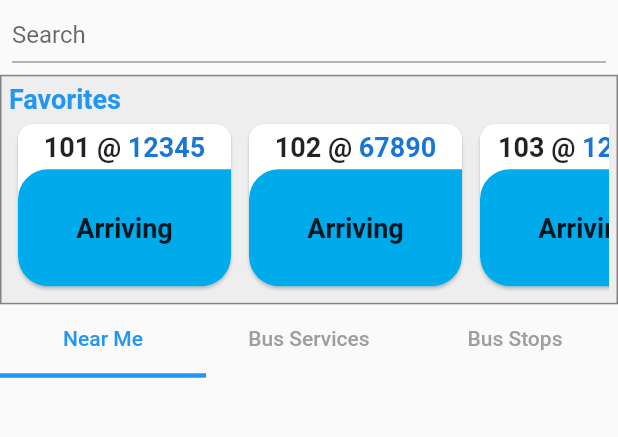
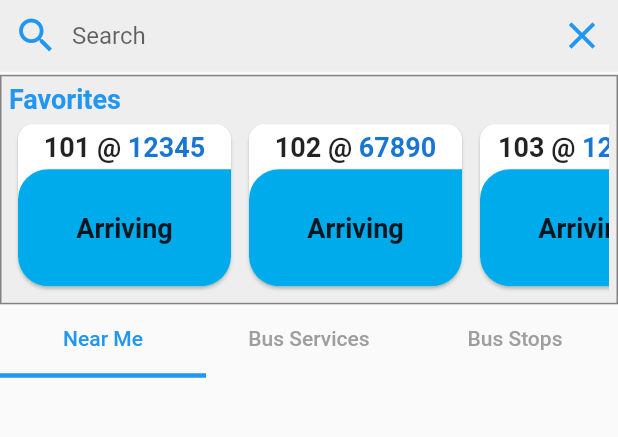
Before and after one commit to leobellejoseph/BusTrakker, a Flutter app: the screen it shows after launch, on a phone screen of 412 x 824 dp, the part 371-808 px from its top. Run offline on Flutter 3.47's test engine with Material 2 defaults, Android fonts, the light colour scheme and no system bars; drawn by our look-alikes of flip_card; our stand-ins replace bloc, equatable, flutter_bloc, font_awesome_flutter, geolocator; network calls fail.

Commit message:
Flip Card Favorites

```diff
--- a/lib/blocs/bus_data/bus_data_bloc.dart
+++ b/lib/blocs/bus_data/bus_data_bloc.dart
@@ -42,7 +42,6 @@ class BusDataBloc extends Bloc<BusDataEvent, BusDataState> {
       final List<BusStop> data = [];
       if (_stops.isNotEmpty) {
         Position _position = await LocationRequest.getLocationPosition();
-        _stops.map((e) => e.setDistance(_position));
         final newData = _stops.where((data) {
           data.setDistance(_position);
           final _query = event.query.toLowerCase();
--- a/lib/screens/home/home_screen.dart
+++ b/lib/screens/home/home_screen.dart
@@ -37,10 +37,12 @@ class _HomeScreenState extends State<HomeScreen>
 
   void _onFilterData() {
     final query = _textEditingController.text;
+    if (query.isNotEmpty) {
       context.read<BusDataBloc>()
         ..add(BusStopFetch(query))
         ..add(BusServiceFetch(query))
         ..add(NearBusStopsFetch(query));
+    }
   }
 
   Future<void> _onRefreshData() async {
@@ -52,17 +54,23 @@ class _HomeScreenState extends State<HomeScreen>
     FocusScope.of(context).unfocus();
   }
 
+  void _requestFocus() {
+    _focusNode.requestFocus();
+    _scrollController.jumpTo(0);
+  }
+
   @override
   Widget build(BuildContext context) {
     return WillPopScope(
       onWillPop: () async => false,
       child: GestureDetector(
-        onLongPress: () {
-          _focusNode.requestFocus();
-          _scrollController.jumpTo(0);
-        },
+        onLongPress: _requestFocus,
         onTap: () => FocusScope.of(context).unfocus(),
         child: Scaffold(
+          // floatingActionButton: FloatingActionButton(
+          //   onPressed: _requestFocus,
+          //   child: Icon(Icons.search),
+          // ),
           // appBar: AppBar(
           //   leading: IconButton(
           //     onPressed: _onFilterData,
@@ -89,24 +97,41 @@ class _HomeScreenState extends State<HomeScreen>
               controller: _scrollController,
               slivers: [
                 SliverAppBar(
+                  backgroundColor: Colors.transparent,
                   expandedHeight: MediaQuery.of(context).size.height * 0.3,
                   flexibleSpace: FlexibleSpaceBar(
-                    background:
-                        Image.asset('images/MyBusLogo.jpg', fit: BoxFit.cover),
+                    background: ClipRRect(
+                      borderRadius: BorderRadius.circular(20),
+                      child: Image.asset('images/MyBusLogo.jpg',
+                          fit: BoxFit.cover),
+                    ),
                   ),
                 ),
                 SliverToBoxAdapter(
-                  child: SizedBox(
+                  child: Container(
                     width: double.infinity,
                     height: 50,
-                    child: Padding(
-                      padding: const EdgeInsets.all(8.0),
                     child: TextField(
+                      textInputAction: TextInputAction.search,
+                      textAlignVertical: TextAlignVertical.center,
                       onSubmitted: (data) => _onFilterData(),
                       focusNode: _focusNode,
                       controller: _textEditingController,
-                        decoration: InputDecoration(hintText: 'Search'),
+                      decoration: InputDecoration(
+                          fillColor: Colors.grey[200],
+                          filled: true,
+                          border: InputBorder.none,
+                          prefixIcon: IconButton(
+                            onPressed: _onFilterData,
+                            icon: Icon(Icons.search,
+                                color: Colors.blue, size: 30),
                           ),
+                          suffixIcon: IconButton(
+                            onPressed: () => _onRefreshData(),
+                            icon:
+                                Icon(Icons.close, color: Colors.blue, size: 30),
+                          ),
+                          hintText: 'Search'),
                     ),
                   ),
                 ),
--- /dev/null
+++ b/lib/screens/home/widgets/favorite_front.dart
@@ -0,0 +1,73 @@
+import 'package:flutter/material.dart';
+import 'package:my_bus/models/models.dart';
+
+class FavoriteFront extends StatelessWidget {
+  final Favorite favorite;
+  FavoriteFront({required this.favorite});
+
+  @override
+  Widget build(BuildContext context) {
+    return Card(
+      shape: RoundedRectangleBorder(
+        borderRadius: BorderRadius.only(
+          topLeft: Radius.circular(10),
+          topRight: Radius.circular(10),
+          bottomLeft: Radius.circular(20),
+          bottomRight: Radius.circular(20),
+        ),
+      ),
+      child: Column(
+        mainAxisAlignment: MainAxisAlignment.start,
+        mainAxisSize: MainAxisSize.max,
+        crossAxisAlignment: CrossAxisAlignment.stretch,
+        children: [
+          Container(
+            padding: const EdgeInsets.all(3),
+            height: 30,
+            child: Center(
+              child: Text.rich(
+                TextSpan(children: [
+                  TextSpan(
+                    text: favorite.serviceNo,
+                    style: TextStyle(fontWeight: FontWeight.bold, fontSize: 18),
+                  ),
+                  const TextSpan(
+                    text: ' @ ',
+                    style: TextStyle(fontWeight: FontWeight.bold, fontSize: 18),
+                  ),
+                  TextSpan(
+                    text: favorite.busStopCode,
+                    style: TextStyle(
+                        fontWeight: FontWeight.bold,
+                        fontSize: 18,
+                        color: Colors.blue[700]),
+                  ),
+                ]),
+              ),
+            ),
+          ),
+          //const Divider(),
+          Expanded(
+            child: Container(
+              decoration: BoxDecoration(
+                color: Color(0xFF00abeb),
+                borderRadius: BorderRadius.only(
+                  topLeft: Radius.circular(20),
+                  bottomLeft: Radius.circular(20),
+                  bottomRight: Radius.circular(20),
+                ),
+              ),
+              padding: const EdgeInsets.all(8),
+              child: Center(
+                child: Text(
+                  'Arriving',
+                  style: TextStyle(fontWeight: FontWeight.w600, fontSize: 18),
+                ),
+              ),
+            ),
+          ),
+        ],
+      ),
+    );
+  }
+}
--- a/lib/screens/home/widgets/favorites_list.dart
+++ b/lib/screens/home/widgets/favorites_list.dart
@@ -1,5 +1,8 @@
+import 'package:flip_card/flip_card.dart';
 import 'package:flutter/material.dart';
 import 'package:my_bus/models/models.dart';
+
+import 'widgets.dart';
 
 class FavoritesList extends StatelessWidget {
   final List<Favorite> _favorites = [
@@ -35,80 +38,14 @@ class FavoritesList extends StatelessWidget {
             margin: const EdgeInsets.all(2),
             height: double.infinity,
             width: 150,
-            child: _listTile(favorite),
+            child: FlipCard(
+              direction: FlipDirection.HORIZONTAL, // default
+              front: FavoriteFront(favorite: favorite),
+              back: FavoriteBack(favorite: favorite),
+            ),
           );
         },
       ),
     );
   }
-
-  Widget _listTile(Favorite favorite) {
-    return GestureDetector(
-      onTap: () => print(favorite.serviceNo),
-      child: Card(
-        shape: RoundedRectangleBorder(
-          borderRadius: BorderRadius.only(
-            topLeft: Radius.circular(10),
-            topRight: Radius.circular(10),
-            bottomLeft: Radius.circular(20),
-            bottomRight: Radius.circular(20),
-          ),
-        ),
-        child: Column(
-          mainAxisAlignment: MainAxisAlignment.start,
-          mainAxisSize: MainAxisSize.max,
-          crossAxisAlignment: CrossAxisAlignment.stretch,
-          children: [
-            Container(
-              padding: const EdgeInsets.all(3),
-              height: 30,
-              child: Center(
-                child: Text.rich(
-                  TextSpan(children: [
-                    TextSpan(
-                      text: favorite.serviceNo,
-                      style:
-                          TextStyle(fontWeight: FontWeight.bold, fontSize: 18),
-                    ),
-                    const TextSpan(
-                      text: ' @ ',
-                      style:
-                          TextStyle(fontWeight: FontWeight.bold, fontSize: 18),
-                    ),
-                    TextSpan(
-                      text: favorite.busStopCode,
-                      style: TextStyle(
-                          fontWeight: FontWeight.bold,
-                          fontSize: 18,
-                          color: Colors.blue[700]),
-                    ),
-                  ]),
-                ),
-              ),
-            ),
-            //const Divider(),
-            Expanded(
-              child: Container(
-                decoration: BoxDecoration(
-                  color: Color(0xFF00abeb),
-                  borderRadius: BorderRadius.only(
-                    topLeft: Radius.circular(20),
-                    bottomLeft: Radius.circular(20),
-                    bottomRight: Radius.circular(20),
-                  ),
-                ),
-                padding: const EdgeInsets.all(8),
-                child: Center(
-                  child: Text(
-                    'Arriving',
-                    style: TextStyle(fontWeight: FontWeight.w600, fontSize: 18),
-                  ),
-                ),
-              ),
-            ),
-          ],
-        ),
-      ),
-    );
-  }
 }
--- a/lib/screens/home/widgets/favorites_view.dart
+++ b/lib/screens/home/widgets/favorites_view.dart
@@ -1,5 +1,6 @@
 import 'package:flutter/material.dart';
-import 'package:my_bus/screens/home/widgets/widgets.dart';
+
+import 'widgets.dart';
 
 class FavoritesView extends StatelessWidget {
   @override
--- a/lib/screens/home/widgets/widgets.dart
+++ b/lib/screens/home/widgets/widgets.dart
@@ -1,6 +1,8 @@
 export 'bus_service_view.dart';
 export 'bus_stops_view.dart';
 export 'content_view.dart';
+export 'favorite_back.dart';
+export 'favorite_front.dart';
 export 'favorites_list.dart';
 export 'favorites_view.dart';
 export 'near_busstop_view.dart';
--- a/lib/widgets/widgets.dart
+++ b/lib/widgets/widgets.dart
@@ -0,0 +1 @@
+export 'bus_stop_tile.dart';
--- a/pubspec.yaml
+++ b/pubspec.yaml
@@ -24,7 +24,7 @@ dependencies:
   meta: ^1.3.0
   font_awesome_flutter: ^9.0.0
   flutter_bloc: ^7.0.1
-
+  flip_card: ^0.5.0
 dev_dependencies:
   flutter_test:
     sdk: flutter
```
Also changed, not shown: lib/screens/home/widgets/bus_service_view.dart (+28 -1 lines), lib/screens/home/widgets/bus_stops_view.dart (+2 -15 lines), lib/screens/home/widgets/favorite_back.dart (added, +72 -0 lines), lib/screens/home/widgets/near_busstop_view.dart (+2 -18 lines), lib/widgets/bus_stop_tile.dart (added, +29 -0 lines), pubspec.lock. Lines whose indentation alone changed are shown as unchanged.
